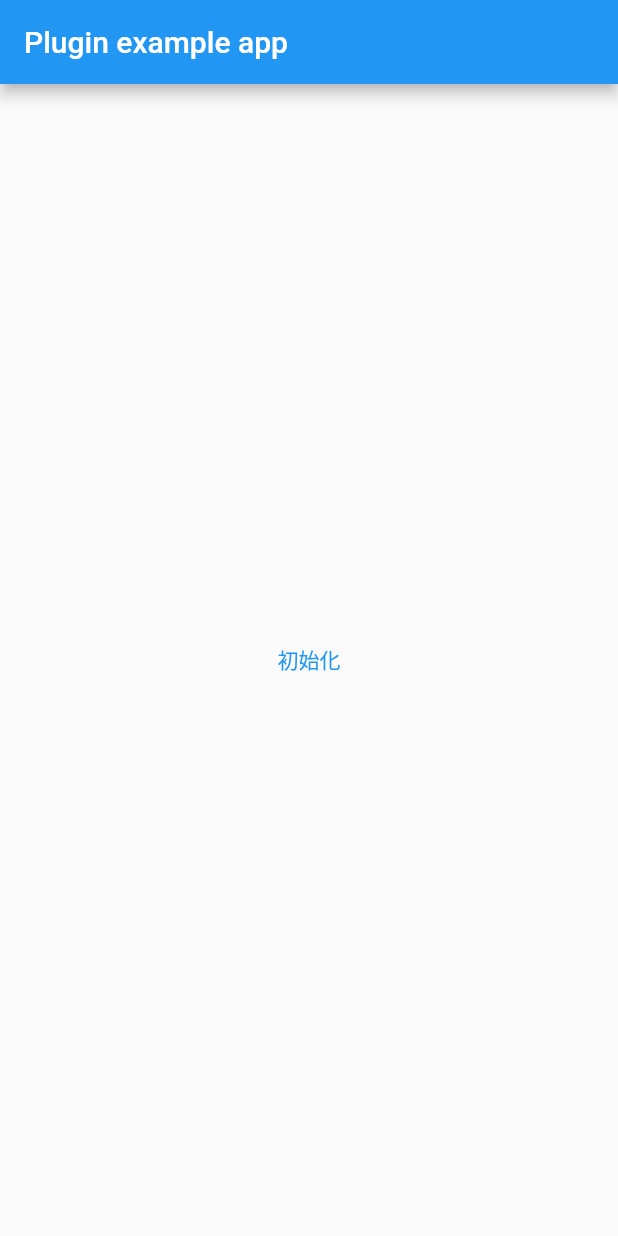
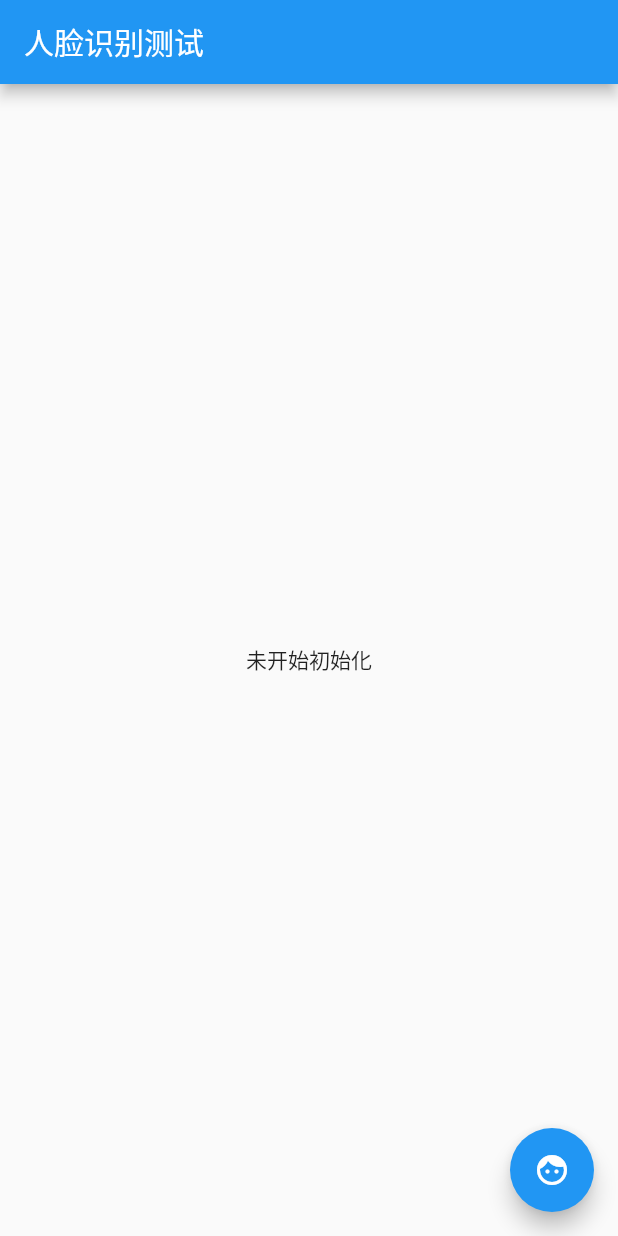
Before and after one commit to fluttercandies/flutter_bdface_collect, a Flutter app: the screen it shows after launch, on a phone screen of 412 x 824 dp. Run offline on Flutter 3.47's test engine with Material 2 defaults, Android fonts, the phone set to English and light mode, and no system bars.

Commit message:
🔖 1.1.5

```diff
--- a/example/lib/main.dart
+++ b/example/lib/main.dart
@@ -1,9 +1,8 @@
+import 'dart:convert';
 import 'dart:io';
+import 'dart:typed_data';
 
 import 'package:flutter/material.dart';
-import 'dart:async';
-
-import 'package:flutter/services.dart';
 import 'package:flutter_bdface_collect/flutter_bdface_collect.dart';
 import 'package:flutter_bdface_collect/model.dart';
 
@@ -11,47 +10,57 @@ void main() {
   runApp(MyApp());
 }
 
-class MyApp extends StatefulWidget {
+class MyApp extends StatelessWidget {
   @override
-  _MyAppState createState() => _MyAppState();
+  Widget build(BuildContext context) {
+    return MaterialApp(
+      title: '人脸识别测试',
+      theme: ThemeData(primarySwatch: Colors.blue),
+      home: MyHomePage(),
+    );
+  }
 }
 
-class _MyAppState extends State<MyApp> {
+class MyHomePage extends StatefulWidget {
   @override
-  void initState() {
-    super.initState();
-    initPlatformState();
-  }
+  State<MyHomePage> createState() => _MyHomePageState();
+}
 
-  Future<void> initPlatformState() async {
-    late String licenseId;
-    if (Platform.isAndroid) {
-      licenseId = 'bdfacecollectexample-face-android';
-    } else if (Platform.isIOS) {
-      licenseId = 'bdfacecollectexample-face-ios';
-    }
-    var err = await FlutterBdfaceCollect.instance.init(licenseId);
-  }
+class _MyHomePageState extends State<MyHomePage> {
+  Uint8List? imageBytes;
 
   @override
   Widget build(BuildContext context) {
-    return MaterialApp(
-      home: Scaffold(
-        appBar: AppBar(
-          title: const Text('Plugin example app'),
-        ),
-        body: Container(
-          alignment: Alignment.center,
-          child: TextButton(
-            child: Text("初始化"),
-            onPressed: () {
-              var livenessTypeList = LivenessType.all;
-              var config = FaceConfig(livenessTypes: Set.from(livenessTypeList));
-              FlutterBdfaceCollect.instance.collect(config);
-            },
-          ),
-        ),
+    return Scaffold(
+      appBar: AppBar(title: const Text("人脸识别测试")),
+      body: Center(
+        child: imageBytes == null
+            ? const Text('未开始初始化')
+            : Image.memory(imageBytes!),
+      ),
+      floatingActionButton: FloatingActionButton(
+        tooltip: 'Increment',
+        onPressed: _faceCollect,
+        child: const Icon(Icons.face),
       ),
     );
   }
+
+  Future<void> _faceCollect() async {
+    late String licenseId;
+    if (Platform.isAndroid) {
+      licenseId = 'flutter_bdface_collect_example-face-android';
+    } else if (Platform.isIOS) {
+      licenseId = 'flutter_bdface_collect_example-face-ios';
+    }
+    var err = await FlutterBdfaceCollect.instance.init(licenseId);
+    if (err != null) print('百度人脸采集初始化失败:$err');
+    var livenessTypeList = LivenessType.all.sublist(3);
+    var config = FaceConfig(livenessTypes: Set.from(livenessTypeList));
+    CollectResult res = await FlutterBdfaceCollect.instance.collect(config);
+    print(
+        "百度人脸采集结果：error:${res.error} imageSrcBase64 isEmpty:${res.imageSrcBase64.isEmpty}");
+    if (res.imageSrcBase64.isEmpty) return setState(() => imageBytes = null);
+    setState(() => imageBytes = base64Decode(res.imageSrcBase64));
+  }
 }
--- a/pubspec.yaml
+++ b/pubspec.yaml
@@ -1,6 +1,6 @@
 name: flutter_bdface_collect
 description: a baidu face collect plugin. Only Android and IOS platforms are supported.
-version: 1.1.4
+version: 1.1.5
 homepage: https://github.com/fluttercandies/flutter_bdface_collect
 environment:
   sdk: ">=2.12.0 <3.0.0"
```
Also changed, not shown: example/pubspec.lock, 1 other file.
